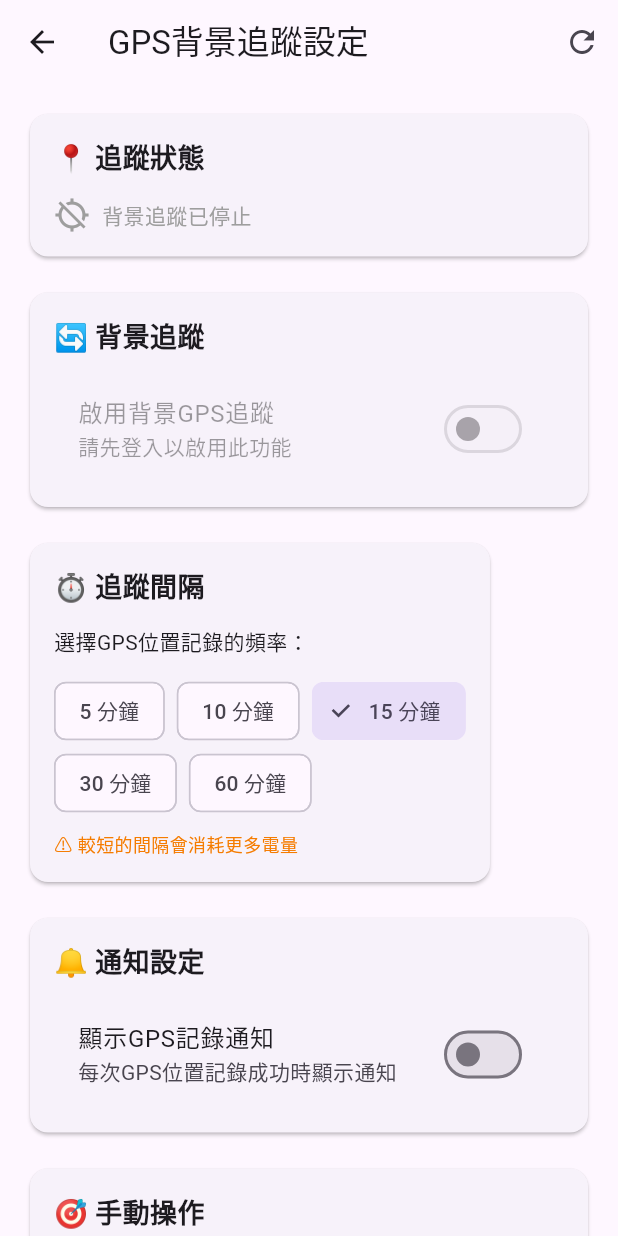
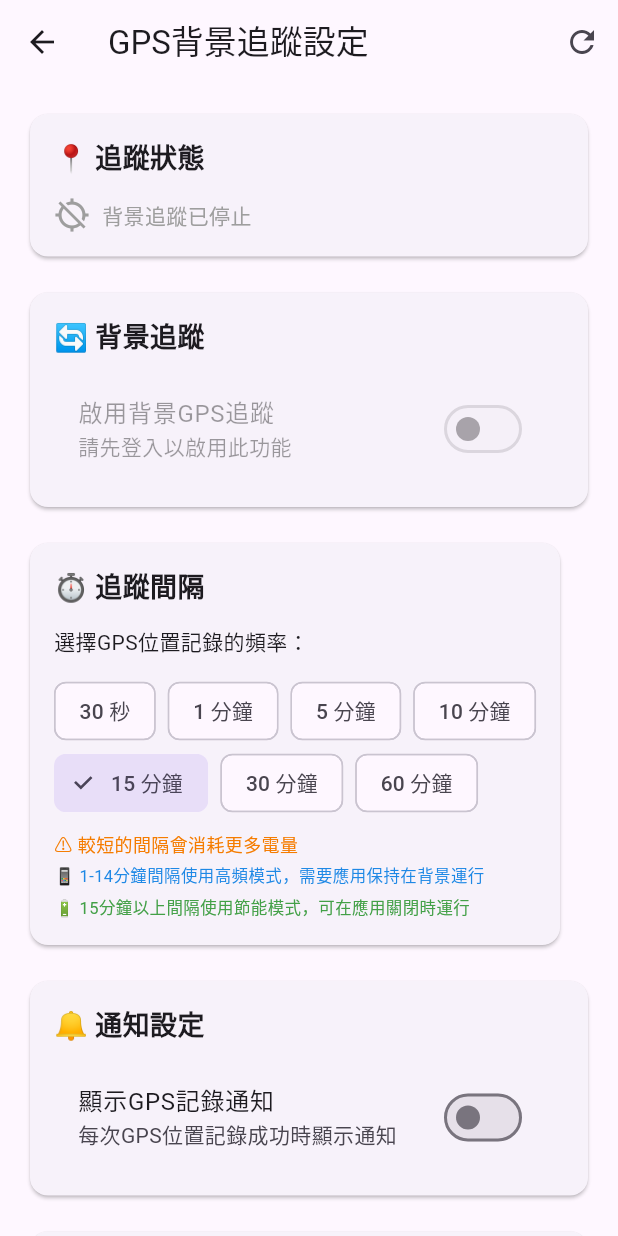
Before and after one commit to JSK1379/generater, a Flutter app: the GPSBackgroundSettingsPage screen opened directly, on a phone screen of 412 x 824 dp. Run offline on Flutter 3.47's test engine with Material 3 defaults, Android fonts, the phone set to English and light mode, and no system bars; our stand-ins replace flutter_blue_plus, flutter_local_notifications, geolocator, image_picker, permission_handler, shared_preferences; missing offline and left inert: flutter_ble_peripheral, workmanager; accounts and stored records are empty.

Commit message:
新增高頻率GPS追蹤功能，優化背景服務設定；更新相關依賴版本

```diff
--- a/social/flutter_ble_test/lib/gps_background_settings_page.dart
+++ b/social/flutter_ble_test/lib/gps_background_settings_page.dart
@@ -14,11 +14,14 @@ class _GPSBackgroundSettingsPageState extends State<GPSBackgroundSettingsPage> {
   bool _isLoading = true;
   bool _isBackgroundTrackingEnabled = false;
   int _trackingInterval = 15; // 分鐘
+  int _selectedIntervalSeconds = 900; // 預設15分鐘的秒數
   String _userId = '';
   String? _lastUpdateTime;
   bool _showNotifications = false;
 
-  final List<int> _intervalOptions = [5, 10, 15, 30, 60]; // 分鐘選項
+  // 間隔選項（以秒為單位）
+  final List<int> _intervalOptionsSeconds = [30, 60, 300, 600, 900, 1800, 3600]; // 30秒, 1分, 5分, 10分, 15分, 30分, 60分
+  final List<String> _intervalLabels = ['30 秒', '1 分鐘', '5 分鐘', '10 分鐘', '15 分鐘', '30 分鐘', '60 分鐘'];
 
   @override
   void initState() {
@@ -37,6 +40,25 @@ class _GPSBackgroundSettingsPageState extends State<GPSBackgroundSettingsPage> {
       setState(() {
         _isBackgroundTrackingEnabled = status.isEnabled;
         _trackingInterval = status.intervalMinutes;
+        // 如果間隔是1分鐘，檢查是否實際設定為30秒
+        if (status.intervalMinutes == 1) {
+          // 檢查 SharedPreferences 中是否有高頻設定
+          final prefs = SharedPreferences.getInstance();
+          prefs.then((prefs) {
+            final intervalSeconds = prefs.getInt('background_gps_interval_seconds');
+            if (intervalSeconds != null && intervalSeconds == 30) {
+              setState(() {
+                _selectedIntervalSeconds = 30;
+              });
+            } else {
+              setState(() {
+                _selectedIntervalSeconds = 60; // 1分鐘
+              });
+            }
+          });
+        } else {
+          _selectedIntervalSeconds = status.intervalMinutes * 60; // 轉換為秒
+        }
         _lastUpdateTime = status.lastUpdateTime;
         _showNotifications = prefs.getBool('show_gps_notifications') ?? false;
         _isLoading = false;
@@ -96,23 +118,28 @@ class _GPSBackgroundSettingsPageState extends State<GPSBackgroundSettingsPage> {
   }
 
   /// 更新追蹤間隔
-  Future<void> _updateTrackingInterval(int intervalMinutes) async {
+  Future<void> _updateTrackingInterval(int intervalSeconds) async {
     setState(() {
       _isLoading = true;
     });
 
     try {
+      // 將秒轉換為分鐘（最小1分鐘）
+      final intervalMinutes = (intervalSeconds / 60).ceil();
+
       if (_isBackgroundTrackingEnabled) {
         final success = await GPSService.updateBackgroundTrackingInterval(intervalMinutes);
+        final label = _getIntervalLabel(intervalSeconds);
         if (success) {
-          _showSuccess('追蹤間隔已更新為 $intervalMinutes 分鐘');
+          _showSuccess('追蹤間隔已更新為 $label');
         } else {
           _showError('更新追蹤間隔失敗');
         }
       }
 
       setState(() {
-        _trackingInterval = intervalMinutes;
+        _trackingInterval = intervalMinutes; // 保存為分鐘單位
+        _selectedIntervalSeconds = intervalSeconds; // 保存實際選擇的秒數
       });
     } catch (e) {
       _showError('更新間隔失敗: $e');
@@ -121,6 +148,12 @@ class _GPSBackgroundSettingsPageState extends State<GPSBackgroundSettingsPage> {
     setState(() {
       _isLoading = false;
     });
+  }
+
+  /// 獲取間隔標籤
+  String _getIntervalLabel(int intervalSeconds) {
+    final index = _intervalOptionsSeconds.indexOf(intervalSeconds);
+    return index >= 0 ? _intervalLabels[index] : '$intervalSeconds 秒';
   }
 
   /// 切換通知設定
@@ -233,7 +266,7 @@ class _GPSBackgroundSettingsPageState extends State<GPSBackgroundSettingsPage> {
                           ),
                           if (_isBackgroundTrackingEnabled) ...[
                             const SizedBox(height: 8),
-                            Text('追蹤間隔: $_trackingInterval 分鐘'),
+                            Text('追蹤間隔: ${_getIntervalLabel(_selectedIntervalSeconds)}'),
                             if (_lastUpdateTime != null) ...[
                               const SizedBox(height: 4),
                               Text('最後更新: $_lastUpdateTime'),
@@ -289,22 +322,45 @@ class _GPSBackgroundSettingsPageState extends State<GPSBackgroundSettingsPage> {
                           const SizedBox(height: 12),
                           Wrap(
                             spacing: 8,
-                            children: _intervalOptions.map((interval) {
-                              final isSelected = _trackingInterval == interval;
+                            children: List.generate(_intervalOptionsSeconds.length, (index) {
+                              final intervalSeconds = _intervalOptionsSeconds[index];
+                              final label = _intervalLabels[index];
+                              final isSelected = _selectedIntervalSeconds == intervalSeconds; // 直接比較秒數
                               return ChoiceChip(
-                                label: Text('$interval 分鐘'),
+                                label: Text(label),
                                 selected: isSelected,
-                                onSelected: (_) => _updateTrackingInterval(interval),
+                                onSelected: (_) => _updateTrackingInterval(intervalSeconds),
                               );
-                            }).toList(),
+                            }),
                           ),
                           const SizedBox(height: 8),
+                          Column(
+                            crossAxisAlignment: CrossAxisAlignment.start,
+                            children: [
                               Text(
                                 '⚠️ 較短的間隔會消耗更多電量',
                                 style: TextStyle(
                                   fontSize: 12,
                                   color: Colors.orange[700],
                                 ),
+                              ),
+                              const SizedBox(height: 4),
+                              Text(
+                                '📱 1-14分鐘間隔使用高頻模式，需要應用保持在背景運行',
+                                style: TextStyle(
+                                  fontSize: 11,
+                                  color: Colors.blue[600],
+                                ),
+                              ),
+                              const SizedBox(height: 4),
+                              Text(
+                                '🔋 15分鐘以上間隔使用節能模式，可在應用關閉時運行',
+                                style: TextStyle(
+                                  fontSize: 11,
+                                  color: Colors.green[600],
+                                ),
+                              ),
+                            ],
                           ),
                         ],
                       ),
--- a/social/flutter_ble_test/pubspec.yaml
+++ b/social/flutter_ble_test/pubspec.yaml
@@ -20,8 +20,8 @@ dependencies:
   shared_preferences: ^2.0.0
   provider: ^6.1.1
   web_socket_channel: ^2.4.0
-  workmanager: ^0.5.2
-  flutter_local_notifications: ^17.2.1+2
+  workmanager: ^0.9.0
+  flutter_local_notifications: ^19.4.0
 
 
 dev_dependencies:
```
Also changed, not shown: social/flutter_ble_test/lib/background_gps_service.dart (+93 -2 lines), social/flutter_ble_test/pubspec.lock, 2 other files. Lines whose indentation alone changed are shown as unchanged.
